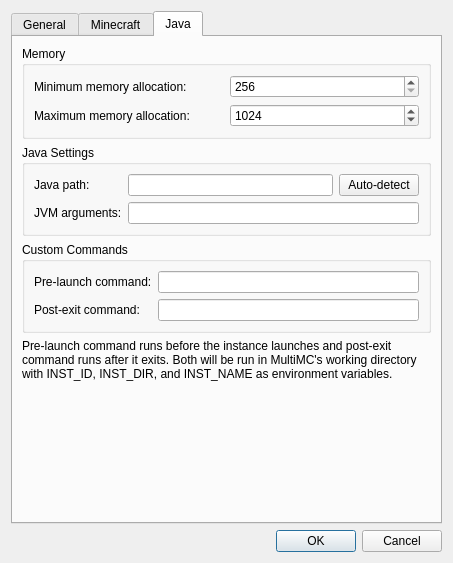
Old version of the form gui/settingsdialog.ui in the repository FreesmTeam/FreesmLauncher.
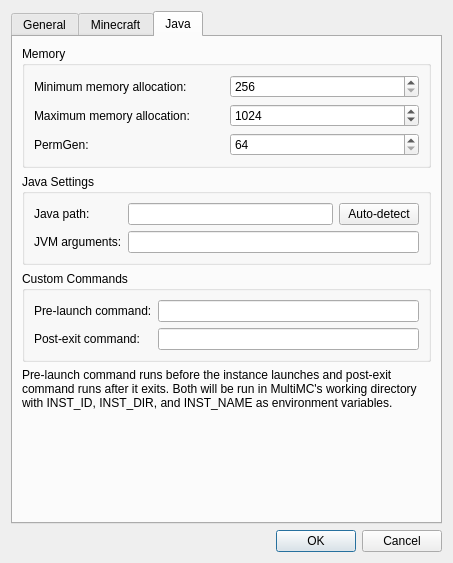
New version of the form. The open tabs and pages were chosen to show the change. Icons and pictures are not drawn.

```diff
--- a/gui/settingsdialog.ui
+++ b/gui/settingsdialog.ui
@@ -341,6 +341,29 @@
             </property>
            </widget>
           </item>
+          <item row="2" column="0">
+           <widget class="QLabel" name="labelPermGen">
+            <property name="text">
+             <string>PermGen:</string>
+            </property>
+           </widget>
+          </item>
+          <item row="2" column="1">
+           <widget class="QSpinBox" name="permGenSpinBox">
+            <property name="minimum">
+             <number>64</number>
+            </property>
+            <property name="maximum">
+             <number>512</number>
+            </property>
+            <property name="singleStep">
+             <number>8</number>
+            </property>
+            <property name="value">
+             <number>64</number>
+            </property>
+           </widget>
+          </item>
          </layout>
         </widget>
        </item>
```
